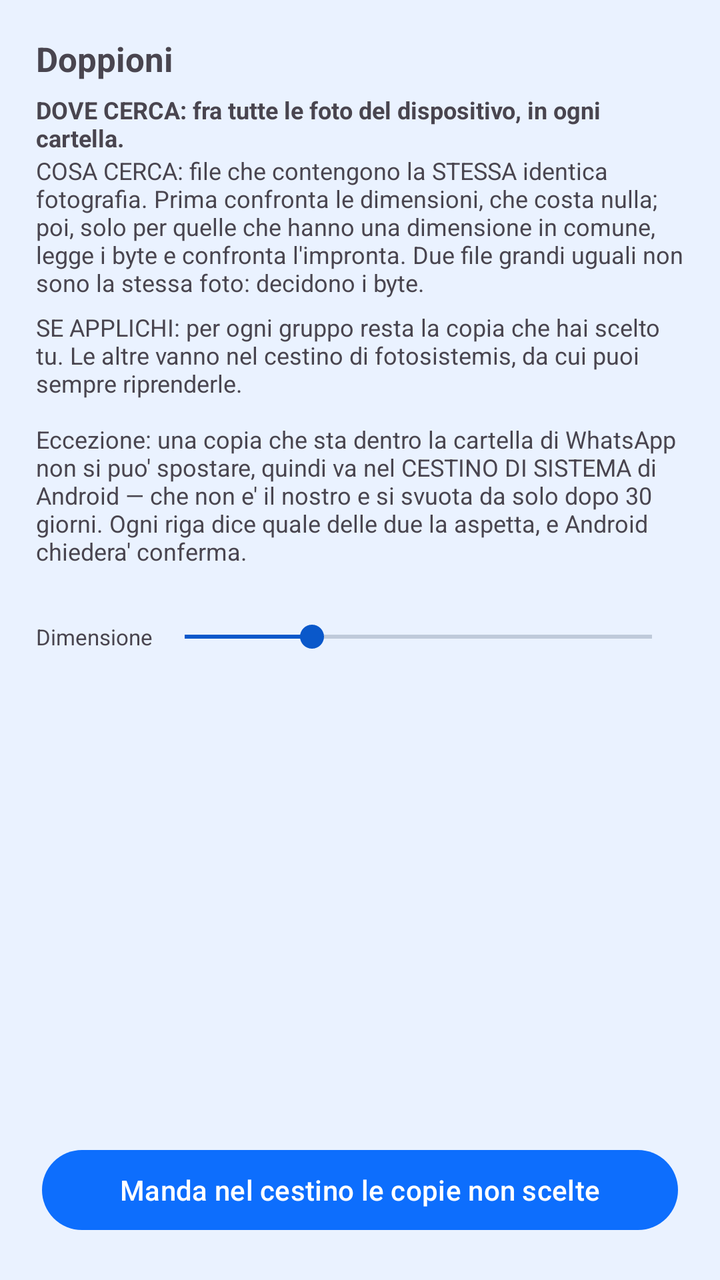
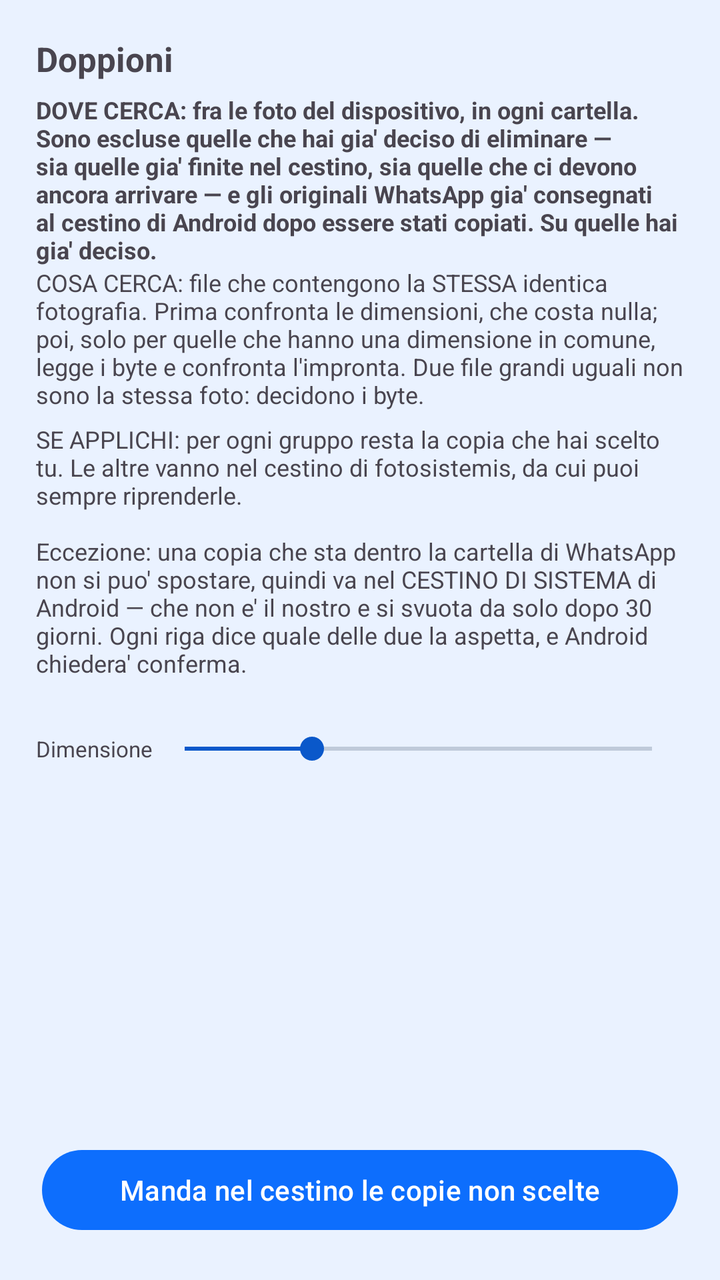

The first picture is an Android layout as it rendered before a commit; the second is the same layout after the commit. The layout source and the unified diff follow.
<!-- AndroidManifest.xml: application theme Theme.Fotosistemis -->
<!-- res/layout/activity_duplicates.xml -->
<?xml version="1.0" encoding="utf-8"?>
<LinearLayout xmlns:android="http://schemas.android.com/apk/res/android"
    android:id="@+id/duplicatesRoot"
    android:layout_width="match_parent"
    android:layout_height="match_parent"
    android:orientation="vertical"
    android:padding="18dp">

    <TextView
        android:layout_width="match_parent"
        android:layout_height="wrap_content"
        android:text="@string/duplicates_title"
        android:textSize="17sp"
        android:textStyle="bold" />

    <TextView
        android:layout_width="match_parent"
        android:layout_height="wrap_content"
        android:layout_marginTop="6dp"
        android:text="@string/duplicates_where"
        android:textSize="12sp"
        android:textStyle="bold" />

    <TextView
        android:layout_width="match_parent"
        android:layout_height="wrap_content"
        android:text="@string/duplicates_what"
        android:textSize="12sp" />

    <TextView
        android:layout_width="match_parent"
        android:layout_height="wrap_content"
        android:layout_marginTop="6dp"
        android:text="@string/duplicates_action"
        android:textSize="12sp" />

    <TextView
        android:id="@+id/duplicatesOutcome"
        android:layout_width="match_parent"
        android:layout_height="wrap_content"
        android:layout_marginTop="8dp"
        android:textSize="13sp"
        android:textStyle="bold" />

    
    <LinearLayout
        android:layout_width="match_parent"
        android:layout_height="wrap_content"
        android:gravity="center_vertical"
        android:orientation="horizontal">

        <TextView
            android:layout_width="wrap_content"
            android:layout_height="wrap_content"
            android:text="@string/duplicates_size"
            android:textSize="11sp" />

        <SeekBar
            android:id="@+id/duplicatesSize"
            android:layout_width="0dp"
            android:layout_height="wrap_content"
            android:layout_weight="1"
            android:max="220"
            android:progress="60" />
    </LinearLayout>

    <ListView
        android:id="@+id/duplicatesList"
        android:layout_width="match_parent"
        android:layout_height="0dp"
        android:layout_weight="1"
        android:divider="@null" />

    <Button
        android:id="@+id/duplicatesApplyButton"
        android:layout_width="match_parent"
        android:layout_height="wrap_content"
        android:layout_margin="3dp"
        android:text="@string/duplicates_apply" />
</LinearLayout>
<!-- resources referenced by this layout -->
<resources>
  <string name="duplicates_action">SE APPLICHI: per ogni gruppo resta la copia che hai scelto tu. Le altre vanno nel cestino di fotosistemis, da cui puoi sempre riprenderle.\n\nEccezione: una copia che sta dentro la cartella di WhatsApp non si puo\' spostare, quindi va nel CESTINO DI SISTEMA di Android — che non e\' il nostro e si svuota da solo dopo 30 giorni. Ogni riga dice quale delle due la aspetta, e Android chiedera\' conferma.</string>
  <string name="duplicates_apply">Manda nel cestino le copie non scelte</string>
  <string name="duplicates_size">Dimensione</string>
  <string name="duplicates_title">Doppioni</string>
  <string name="duplicates_what">COSA CERCA: file che contengono la STESSA identica fotografia. Prima confronta le dimensioni, che costa nulla; poi, solo per quelle che hanno una dimensione in comune, legge i byte e confronta l\'impronta. Due file grandi uguali non sono la stessa foto: decidono i byte.</string>
  <string name="duplicates_where">DOVE CERCA: fra tutte le foto del dispositivo, in ogni cartella.</string>
  <style name="Theme.Fotosistemis" parent="Base.Theme.Fotosistemis" />
  <style name="Base.Theme.Fotosistemis" parent="Theme.Material3.DayNight.NoActionBar">
          <item name="colorPrimary">@color/brand_blue</item>
          <item name="colorOnPrimary">@color/white</item>
          <item name="colorPrimaryContainer">@color/brand_blue_light</item>
          <item name="colorOnPrimaryContainer">@color/ink</item>
          <item name="colorSecondary">@color/brand_blue_dark</item>
          <item name="colorOnSecondary">@color/white</item>
  
          <item name="android:colorBackground">@color/surface_tint</item>
          <item name="colorSurface">@color/white</item>
          <item name="colorOnBackground">@color/ink</item>
          <item name="colorOnSurface">@color/ink</item>
          <item name="colorOnSurfaceVariant">@color/ink_muted</item>
          <item name="android:textColorPrimary">@color/ink</item>
          <item name="android:textColorSecondary">@color/ink_muted</item>
      </style>
  <color name="brand_blue">#0D6EFD</color>
  <color name="white">#FFFFFFFF</color>
  <color name="brand_blue_light">#CFE2FF</color>
  <color name="ink">#12233B</color>
  <color name="brand_blue_dark">#0A58CA</color>
  <color name="surface_tint">#EAF2FF</color>
  <color name="ink_muted">#41556F</color>
</resources>

<!-- the commit's change to res/layout/activity_duplicates.xml (unified diff, before → after) -->
@@ -43,6 +43,16 @@
         android:textStyle="bold" />
 
     
+    <ProgressBar
+        android:id="@+id/duplicatesProgress"
+        style="?android:attr/progressBarStyleHorizontal"
+        android:layout_width="match_parent"
+        android:layout_height="wrap_content"
+        android:layout_marginTop="4dp"
+        android:layout_marginBottom="4dp"
+        android:visibility="gone" />
+
+    
     <LinearLayout
         android:layout_width="match_parent"
         android:layout_height="wrap_content"
<!-- resource entries referenced after the edit -->
@@ -5,7 +5,7 @@
   <string name="duplicates_size">Dimensione</string>
   <string name="duplicates_title">Doppioni</string>
   <string name="duplicates_what">COSA CERCA: file che contengono la STESSA identica fotografia. Prima confronta le dimensioni, che costa nulla; poi, solo per quelle che hanno una dimensione in comune, legge i byte e confronta l\'impronta. Due file grandi uguali non sono la stessa foto: decidono i byte.</string>
-  <string name="duplicates_where">DOVE CERCA: fra tutte le foto del dispositivo, in ogni cartella.</string>
+  <string name="duplicates_where">DOVE CERCA: fra le foto del dispositivo, in ogni cartella. Sono escluse quelle che hai gia\' deciso di eliminare — sia quelle gia\' finite nel cestino, sia quelle che ci devono ancora arrivare — e gli originali WhatsApp gia\' consegnati al cestino di Android dopo essere stati copiati. Su quelle hai gia\' deciso.</string>
   <style name="Theme.Fotosistemis" parent="Base.Theme.Fotosistemis" />
   <style name="Base.Theme.Fotosistemis" parent="Theme.Material3.DayNight.NoActionBar">
           <item name="colorPrimary">@color/brand_blue</item>
